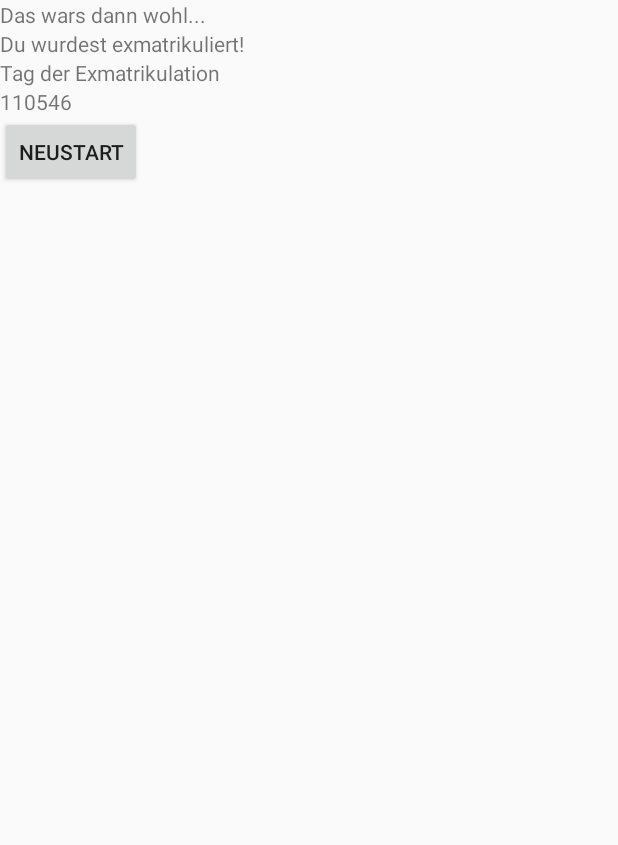
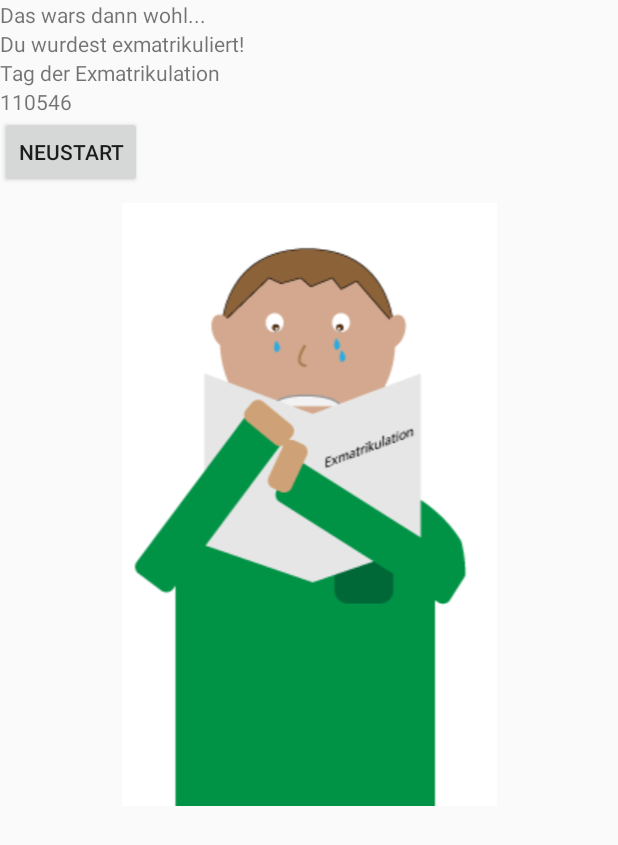
Before and after one commit to lnbs97/Studigotchi, an Android app: the DeathActivity screen opened directly, with no data from a screen before it, on a phone screen of 412 x 824 dp. Shown: the top 845 px of the screen. Run offline under Robolectric (Android 15) with nearby library versions, the phone set to English and light mode, and no system bars.

Commit message:
weitere Grafik (exmatrikulation)

```diff
--- a/app/src/main/java/com/example/studigotchi/MainActivity.java
+++ b/app/src/main/java/com/example/studigotchi/MainActivity.java
@@ -20,7 +20,7 @@ import android.widget.TextView;
 import android.widget.Toast;
 
 import androidx.appcompat.app.AppCompatActivity;
-import androidx.core.content.ContextCompat;
+
 
 
 public class MainActivity extends AppCompatActivity {
@@ -33,8 +33,6 @@ public class MainActivity extends AppCompatActivity {
     private Button musicButton;
     private Button infoButton;
     private AnimationDrawable animation;
-    private AnimationDrawable animationLearn;
-
 
     @Override
     protected void onCreate(Bundle savedInstanceState) {
@@ -62,6 +60,8 @@ public class MainActivity extends AppCompatActivity {
         mStudiImageView.setBackgroundResource(R.drawable.studianimation);
         animation = (AnimationDrawable) mStudiImageView.getBackground();
 
+        //wenn user auf info-button klickt
+        // info activity oeffnen
         infoButton.setOnClickListener(new View.OnClickListener() {
             @Override
             public void onClick(View view) {
--- a/app/src/main/java/com/example/studigotchi/SplashScreen.java
+++ b/app/src/main/java/com/example/studigotchi/SplashScreen.java
@@ -16,7 +16,7 @@ public class SplashScreen extends AppCompatActivity {
         EasySplashScreen config = new EasySplashScreen(SplashScreen.this)
                 .withFullScreen()
                 .withTargetActivity(MainActivity.class)
-                .withSplashTimeOut(3500)
+                .withSplashTimeOut(2500)
                 .withBackgroundColor(Color.parseColor("#1a1b29"))
                 .withHeaderText("\nStudigotchi")
                 .withFooterText("Viel Spaß beim Spielen\n")
--- a/app/src/main/res/layout/activity_death_activty.xml
+++ b/app/src/main/res/layout/activity_death_activty.xml
@@ -33,4 +33,11 @@
         android:layout_width="wrap_content"
         android:layout_height="wrap_content"
         android:text="Neustart" />
+
+    <ImageView
+        android:id="@+id/imageView2"
+        android:layout_width="match_parent"
+        android:layout_height="wrap_content"
+        android:layout_margin="10dp"
+        app:srcCompat="@drawable/studi_exmatrikulation" />
 </LinearLayout>
```
Also changed, not shown: app/src/main/res/drawable/studi_exmatrikulation.png (added).
